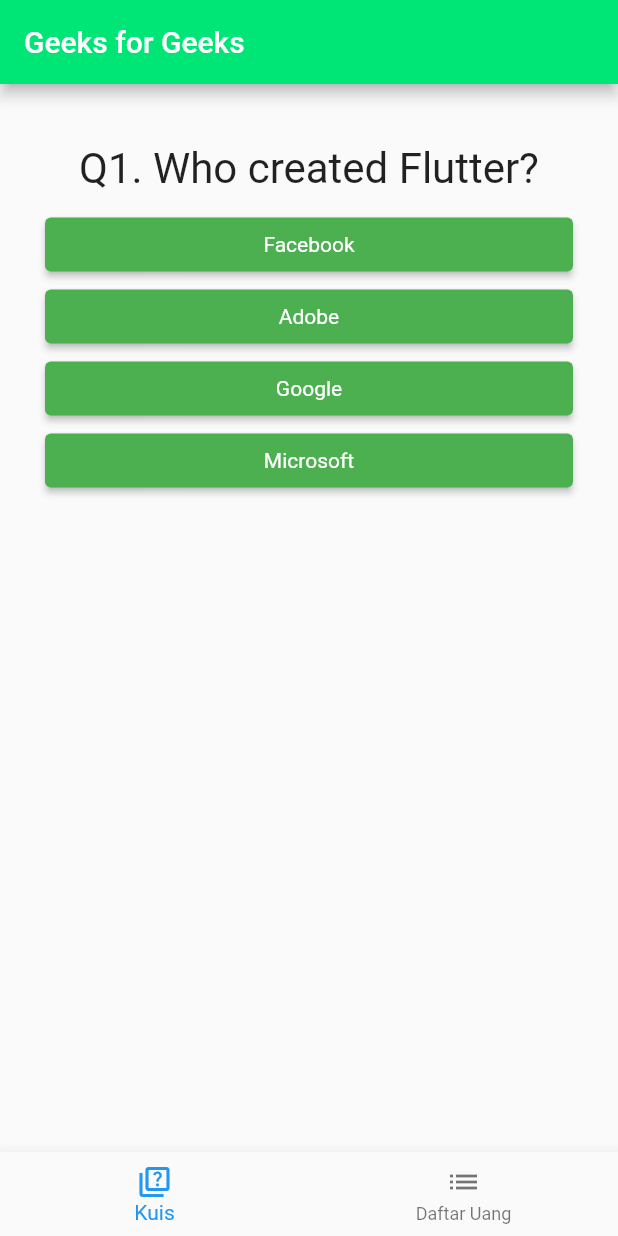
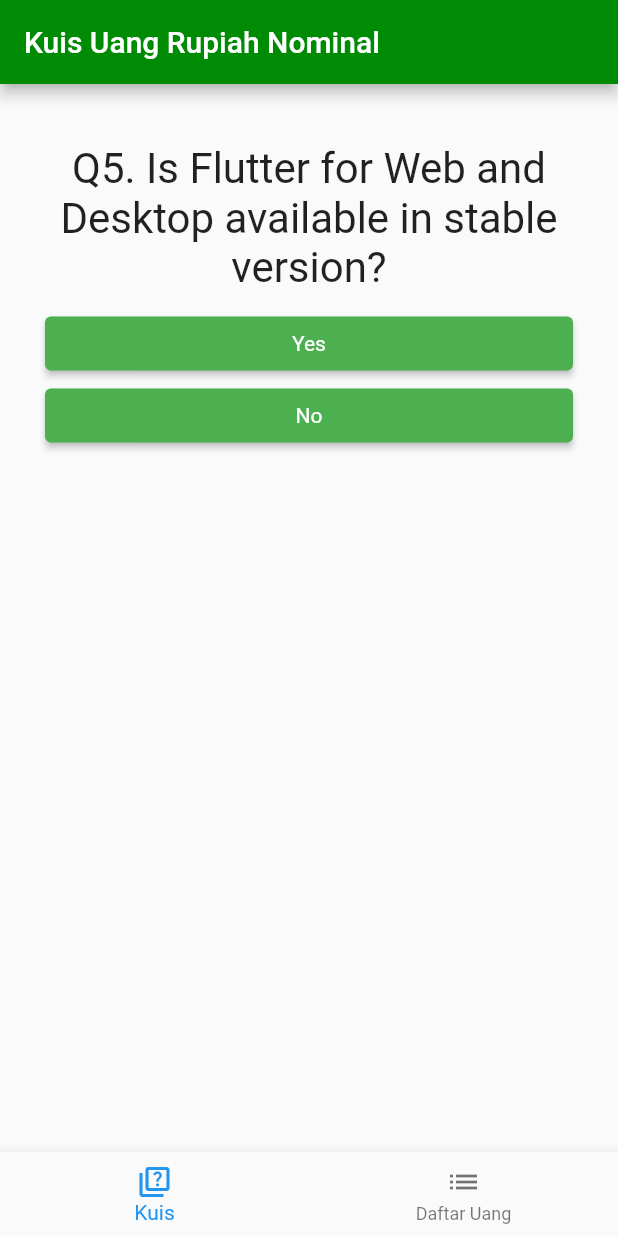
Before and after one commit to AivoxoviA/Game-Rupiah, a Flutter app: the screen it shows after launch, after a tap on "Nominal", on a phone screen of 412 x 824 dp. Run offline on Flutter 3.47's test engine with Material 2 defaults, Android fonts, the phone set to English and light mode, and no system bars.

Commit message:
wrap menu data; quiz appBar colors

```diff
--- a/lib/index.dart
+++ b/lib/index.dart
@@ -54,9 +54,19 @@
 
 class IndexState extends ChangeNotifier {
   var state = 0;
+  var indexQuiz = Kuis(-1, 'judul', Colors.black);
+
+  getQuiz() {
+    return indexQuiz;
+  }
 
   getState() {
     return state;
+  }
+
+  void setQuiz(quiz) {
+    indexQuiz = quiz;
+    notifyListeners();
   }
 
   void up() {
--- a/lib/layar_utama/layar_quiz.dart
+++ b/lib/layar_utama/layar_quiz.dart
@@ -1,4 +1,6 @@
 import 'package:flutter/material.dart';
+import 'package:game_rupiah/index.dart';
+import 'package:provider/provider.dart';
 
 import '../quiz/quiz.dart';
 import '../quiz/result.dart';
@@ -11,46 +13,6 @@
 
 class _LayarQuizState extends State<LayarQuiz> {
   final _questions = const [
-    {
-      'questionText': 'Q1. Who created Flutter?',
-      'answers': [
-        {'text': 'Facebook', 'score': -2},
-        {'text': 'Adobe', 'score': -2},
-        {'text': 'Google', 'score': 10},
-        {'text': 'Microsoft', 'score': -2},
-      ],
-    },
-    {
-      'questionText': 'Q2. What is Flutter?',
-      'answers': [
-        {'text': 'Android Development Kit', 'score': -2},
-        {'text': 'IOS Development Kit', 'score': -2},
-        {'text': 'Web Development Kit', 'score': -2},
-        {
-          'text':
-              'SDK to build beautiful IOS, Android, Web & Desktop Native Apps',
-          'score': 10
-        },
-      ],
-    },
-    {
-      'questionText': ' Q3. Which programming language is used by Flutter',
-      'answers': [
-        {'text': 'Ruby', 'score': -2},
-        {'text': 'Dart', 'score': 10},
-        {'text': 'C++', 'score': -2},
-        {'text': 'Kotlin', 'score': -2},
-      ],
-    },
-    {
-      'questionText': 'Q4. Who created Dart programming language?',
-      'answers': [
-        {'text': 'Lars Bak and Kasper Lund', 'score': 10},
-        {'text': 'Brendan Eich', 'score': -2},
-        {'text': 'Bjarne Stroustrup', 'score': -2},
-        {'text': 'Jeremy Ashkenas', 'score': -2},
-      ],
-    },
     {
       'questionText':
           'Q5. Is Flutter for Web and Desktop available in stable version?',
@@ -85,11 +47,13 @@
 
   @override
   Widget build(BuildContext context) {
+    var state = context.watch<IndexState>();
+    var quiz = state.getQuiz();
     return MaterialApp(
       home: Scaffold(
         appBar: AppBar(
-          title: const Text('Geeks for Geeks'),
-          backgroundColor: const Color(0xFF00E676),
+          title: Text('Kuis Uang Rupiah ${quiz.judul}'),
+          backgroundColor: quiz.warna,
         ),
         body: Padding(
           padding: const EdgeInsets.all(30.0),
--- a/lib/layar_utama/menu_utama.dart
+++ b/lib/layar_utama/menu_utama.dart
@@ -9,7 +9,7 @@
 
 class _MenuUtamaState extends State<MenuUtama> {
   OutlinedButton _buildButtonColumn(
-      BuildContext ctx, Color color, AssetImage img, String label) {
+      quiz, BuildContext ctx) {
     var state = ctx.watch<IndexState>();
     return OutlinedButton(
       style: OutlinedButton.styleFrom(
@@ -17,6 +17,7 @@
         shape: BeveledRectangleBorder(),
       ),
       onPressed: () {
+        state.setQuiz(quiz);
         state.up();
       },
       child: Container(
@@ -26,16 +27,16 @@
           mainAxisAlignment: MainAxisAlignment.center,
           children: [
             Image(
-              image: img,
+              image: AssetImage('assets/images/main_menu/main_menu_${quiz.id}.png'),
               height: 64,
             ),
             Container(
               margin: const EdgeInsets.only(top: 16),
               child: Text(
-                label,
+                quiz.judul,
                 style: TextStyle(
                   fontSize: 24,
-                  color: color,
+                  color: Colors.white,
                 ),
                 textAlign: TextAlign.center,
               ),
@@ -46,9 +47,16 @@
     );
   }
 
+
+  List kuis = [
+    Kuis(0, 'Nominal', Color.fromARGB(255, 0, 139, 5)),
+    Kuis(1, 'Gambar', Color.fromARGB(255, 130, 115, 0)),
+    Kuis(2, '+/-', Color.fromARGB(255, 130, 50, 0)),
+    Kuis(3, '×/÷', Color.fromARGB(255, 130, 0, 0)),
+  ];
+
   @override
   Widget build(BuildContext context) {
-    Color color = Theme.of(context).primaryColor;
     return Scaffold(
       appBar: AppBar(
         title: Text('Kuis'),
@@ -69,28 +77,26 @@
                   flex: 1,
                   child: Container(
                     margin: EdgeInsets.all(8.0),
-                    color: Colors.green,
+                    color: kuis[0].warna,
                     child: Expanded(
                       child: _buildButtonColumn(
+                        kuis[0],
                         context,
-                            Colors.white,
-                            AssetImage(
-                                'assets/images/main_menu/main_menu_0.png'),
-                            'Nominal')),
+                      )
+                    ),
                   ),
                 ),
                 Expanded(
                   flex: 1,
                   child: Container(
-                    color: Color.fromARGB(255, 123, 129, 4),
+                    color: kuis[1].warna,
                     margin: EdgeInsets.all(8.0),
                     child: Expanded(
                       child: _buildButtonColumn(
+                        kuis[1],
                         context,
-                            Colors.white,
-                            AssetImage(
-                                'assets/images/main_menu/main_menu_1.png'),
-                            'Gambar')),
+                      ),
+                    ),
                   ),
                 ),
               ],
@@ -102,25 +108,25 @@
                 Expanded(
                   flex: 1,
                   child: Container(
-                      color: Color.fromARGB(255, 165, 94, 0),
+                    color: kuis[2].warna,
                     margin: EdgeInsets.all(8.0),
                     child: _buildButtonColumn(
+                      kuis[2],
                       context,
-                          Colors.white,
-                          AssetImage('assets/images/main_menu/main_menu_2.png'),
-                          '+/-'),
-                    )),
+                    ),
+                  )
+                ),
                 Expanded(
                   flex: 1,
                   child: Container(
-                      color: Color.fromARGB(255, 159, 2, 2),
+                    color: kuis[3].warna,
                     margin: EdgeInsets.all(8.0),
                     child: _buildButtonColumn(
+                      kuis[3],
                       context,
-                          Colors.white,
-                          AssetImage('assets/images/main_menu/main_menu_3.png'),
-                          '×/÷'),
-                    )),
+                    ),
+                  )
+                ),
               ],
             ),
           ),
@@ -129,3 +135,10 @@
     );
   }
 }
+
+class Kuis {
+  int id;
+  String judul;
+  Color warna;
+  Kuis(this.id, this.judul, this.warna);
+}
```
Lines whose indentation alone changed are shown as unchanged.
